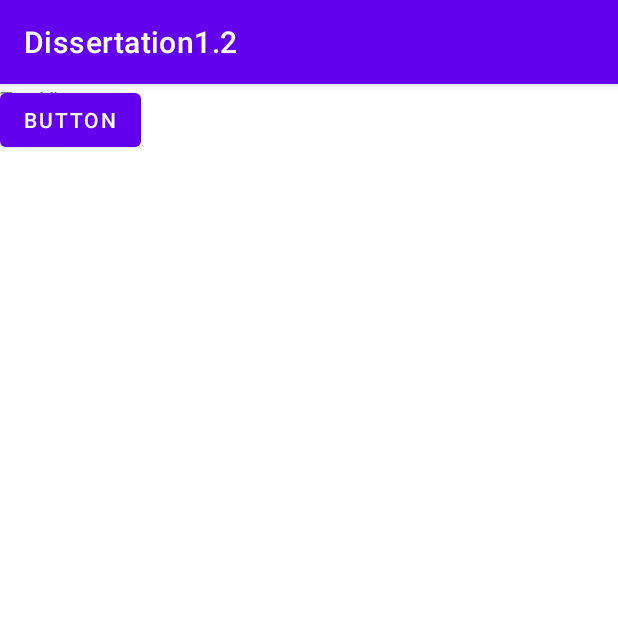
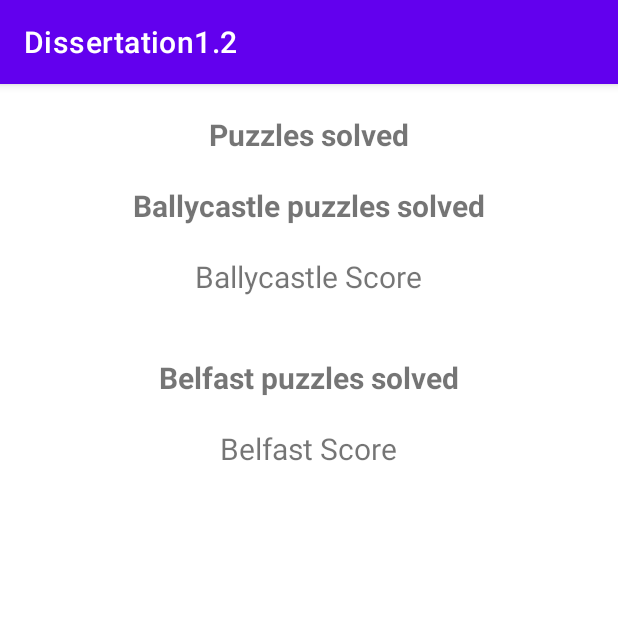
Before and after one commit to amccaughan900/Dissertation1.2, an Android app: the puzzlesSolved screen opened directly, with no data from a screen before it, on a phone screen of 412 x 824 dp, the top half of it. Run offline under Robolectric (Android 15) with nearby library versions, the phone set to English and light mode, and no system bars; 2 statements that could not run were skipped.

Commit message:
Dissertation App 1.6.1 -puzzle Solved layout -Designed the screen for holding user score.

```diff
--- a/app/src/main/res/layout/activity_puzzles_solved.xml
+++ b/app/src/main/res/layout/activity_puzzles_solved.xml
@@ -1,24 +1,90 @@
-<?xml version="1.0" encoding="utf-8"?>
-<androidx.constraintlayout.widget.ConstraintLayout xmlns:android="http://schemas.android.com/apk/res/android"
-    xmlns:app="http://schemas.android.com/apk/res-auto"
+<RelativeLayout xmlns:android="http://schemas.android.com/apk/res/android"
+    android:layout_width="fill_parent"
+    android:layout_height="fill_parent"
+
     xmlns:tools="http://schemas.android.com/tools"
+    tools:context=".puzzlesSolved">
+
+    <ScrollView
+        android:id="@+id/scrollView1"
+        android:layout_width="fill_parent"
+        android:layout_height="match_parent"
+        android:layout_centerVertical="true">
+
+        <LinearLayout
+            android:id="@+id/linearLayout1"
+            android:layout_width="match_parent"
+            android:layout_height="wrap_content"
+            android:orientation="vertical">
+
+            <TextView
+                android:id="@+id/textviewpuzzleSolvedTitle"
+                android:layout_width="wrap_content"
+                android:layout_height="wrap_content"
+                android:layout_gravity="center_horizontal"
+                android:layout_marginTop="20dp"
+                android:text="Puzzles solved"
+                android:textSize="20sp"
+                android:textStyle="bold" />
+
+            <TextView
+                android:id="@+id/ballycastlePuzzlesSolved"
+                android:layout_width="wrap_content"
+                android:layout_height="wrap_content"
+                android:layout_below="@+id/textviewpuzzleSolvedTitle"
+                android:layout_gravity="center_horizontal"
+                android:layout_marginTop="20dp"
+                android:text="Ballycastle puzzles solved"
+                android:textSize="20sp"
+                android:textStyle="bold" />
+
+            <TextView
+                android:id="@+id/ballycastleScore"
+                android:layout_width="wrap_content"
+                android:layout_height="wrap_content"
+                android:layout_below="@id/ballycastlePuzzlesSolved"
+                android:layout_gravity="center_horizontal"
+                android:layout_marginTop="20dp"
+                android:text="Ballycastle Score"
+                android:textSize="20sp" />
+
+            <ListView
+                android:id="@+id/ballycastleSolvedRecords"
                 android:layout_width="match_parent"
                 android:layout_height="match_parent"
-    tools:context=".puzzlesSolved">
+                android:layout_below="@+id/ballycastleScore"
+                android:layout_marginTop="20dp" />
 
-    <Button
-        android:id="@+id/button2"
+            <TextView
+                android:id="@+id/belfastPuzzlesSolved"
                 android:layout_width="wrap_content"
                 android:layout_height="wrap_content"
-        android:text="Button"
-        tools:layout_editor_absoluteX="213dp"
-        tools:layout_editor_absoluteY="123dp" />
+                android:layout_below="@+id/ballycastleSolvedRecords"
+                android:layout_gravity="center_horizontal"
+                android:layout_marginTop="20dp"
+                android:text="Belfast puzzles solved"
+                android:textSize="20sp"
+                android:textStyle="bold" />
 
             <TextView
-        android:id="@+id/textView"
+                android:id="@+id/belfastScore"
                 android:layout_width="wrap_content"
                 android:layout_height="wrap_content"
-        android:text="TextView"
-        tools:layout_editor_absoluteX="193dp"
-        tools:layout_editor_absoluteY="313dp" />
-</androidx.constraintlayout.widget.ConstraintLayout>
+                android:layout_below="@id/belfastPuzzlesSolved"
+                android:layout_gravity="center_horizontal"
+                android:layout_marginTop="20dp"
+                android:text="Belfast Score"
+                android:textSize="20sp" />
+
+            <ListView
+                android:id="@+id/belfastSolvedRecords"
+                android:layout_width="match_parent"
+                android:layout_height="match_parent"
+                android:layout_below="@+id/belfastScore"
+                android:layout_marginTop="20dp"/>
+
+
+        </LinearLayout>
+
+    </ScrollView>
+</RelativeLayout>
```
Lines whose indentation alone changed are shown as unchanged.
